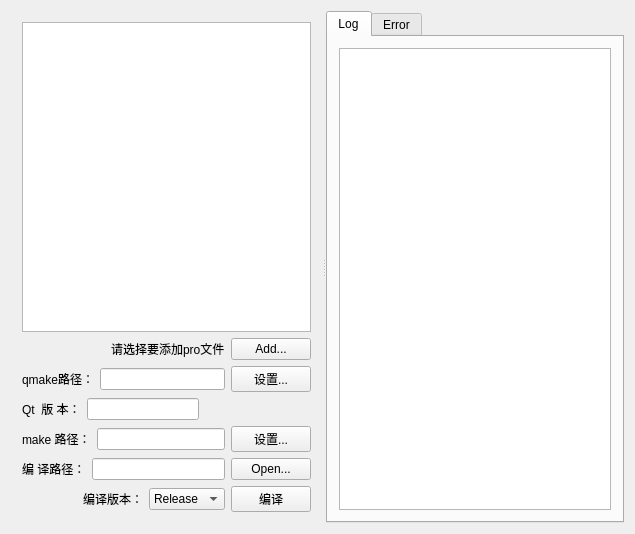
Above: FMainWidgt.ui from aijiekj/QtAutoCompiler before the change. Below: the same form after it.
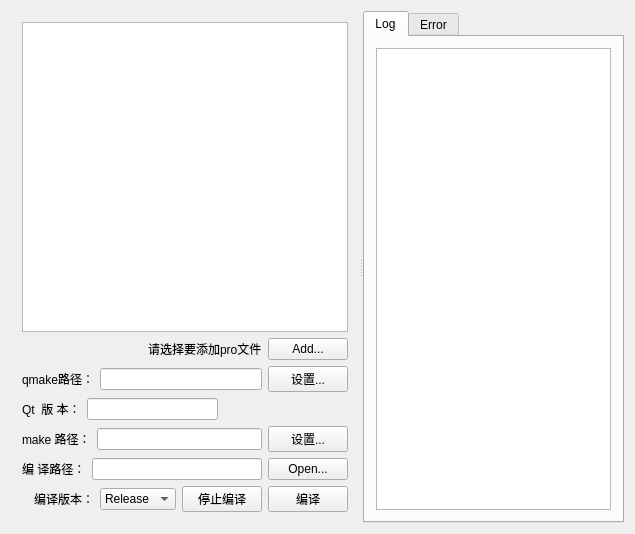
That is the form after the change.

Diff of the .ui file:
```diff
--- a/FMainWidgt.ui
+++ b/FMainWidgt.ui
@@ -19,7 +19,7 @@
      <property name="orientation">
       <enum>Qt::Horizontal</enum>
      </property>
-     <widget class="QWidget" name="">
+     <widget class="QWidget" name="layoutWidget">
       <layout class="QVBoxLayout" name="verticalLayout">
        <item>
         <widget class="QTableView" name="proFileTableVw"/>
@@ -211,6 +211,13 @@
            </item>
           </widget>
          </item>
+         <item>
+          <widget class="QPushButton" name="stopCompiledBtn">
+           <property name="text">
+            <string>停止编译</string>
+           </property>
+          </widget>
+         </item>
          <item>
           <widget class="QPushButton" name="compilingBtn">
            <property name="text">
```
